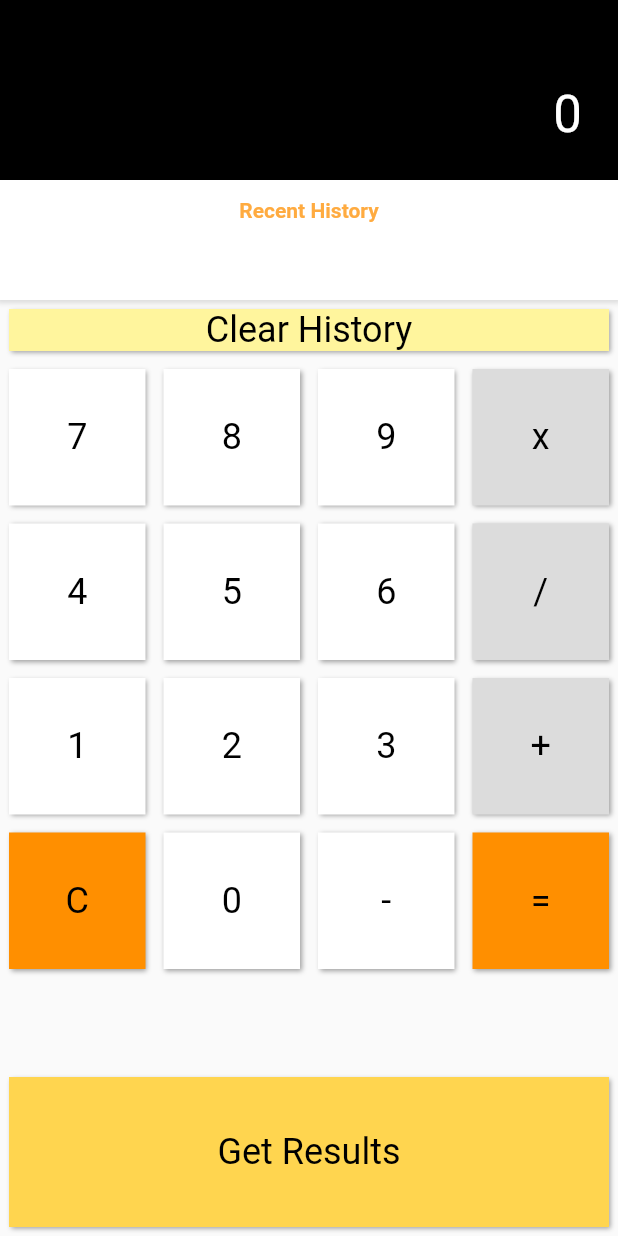
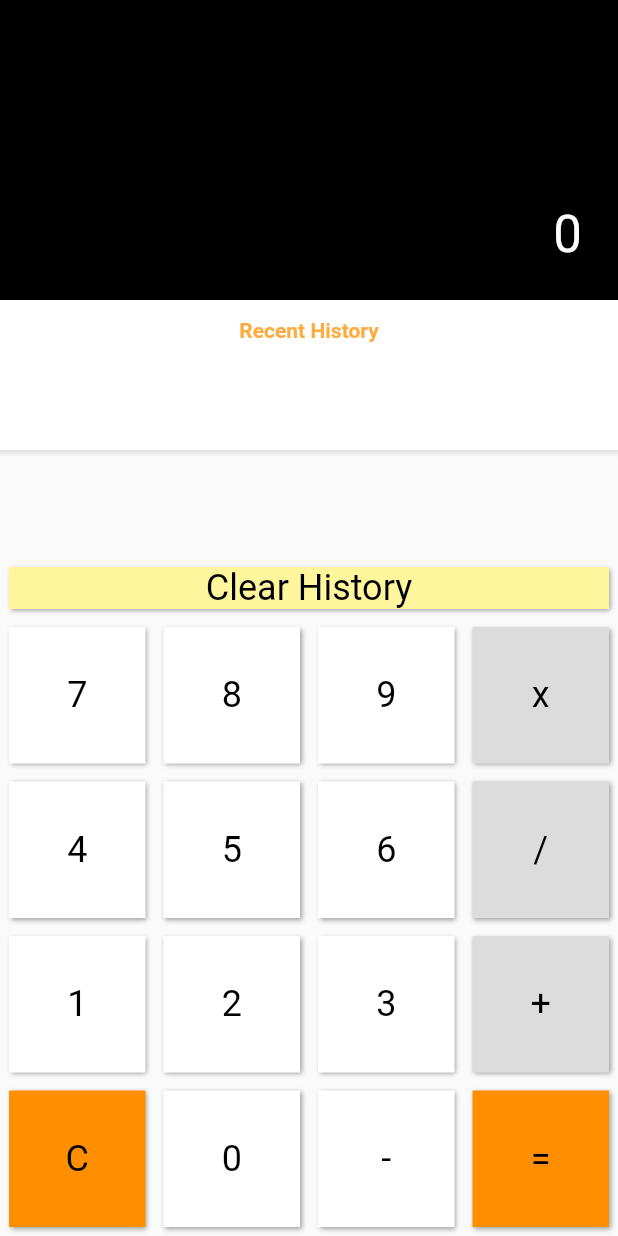
Before and after one commit to SN3-K/calc_app, a Flutter app: the screen it shows after launch, on a phone screen of 412 x 824 dp. Run offline on Flutter 3.47's test engine with Material 2 defaults, Android fonts, the phone set to English and light mode, and no system bars; our stand-ins replace equatable, flutter_bloc, shared_preferences.

Commit message:
UI Tweak

```diff
--- a/lib/calculation.dart
+++ b/lib/calculation.dart
@@ -38,10 +38,11 @@ class _CalculationState extends State<Calculation> {
             ResultDisplay(
               text: _getDisplayText(state.calculationModel),
             ),
-            //Spacer(),
+
             CalculationHistoryContainer(
                 calculations: state.history.reversed.toList()
             ),
+            Spacer(),
             _getButtonCustomWide(text:"Clear History",onTap:clearHistory,backgroundColor: Colors.yellow[200] ),
             Row(
               children: [
@@ -82,8 +83,8 @@ class _CalculationState extends State<Calculation> {
 
               ],
             ),
-            Spacer(),
-            _getButtonCustomWide(text:'Get Results', onTap: calculateResult, backgroundColor: Colors.amber[300],height:100)
+            //Spacer(),
+            //_getButtonCustomWide(text:'Get Results', onTap: calculateResult, backgroundColor: Colors.amber[300],height:100)
 
             //Spacer(),
 
--- a/lib/calculation_history_container.dart
+++ b/lib/calculation_history_container.dart
@@ -14,7 +14,7 @@ class CalculationHistoryContainer extends StatelessWidget{
   Widget build(BuildContext context) {
     return Container(
 
-        height: 80,
+        height: 100,
         //width: 300,
         //margin: EdgeInsets.only(left: 24, right: 24, bottom: 24),
         decoration: BoxDecoration(
--- a/lib/result_display.dart
+++ b/lib/result_display.dart
@@ -11,7 +11,7 @@ class ResultDisplay extends StatelessWidget {
   Widget build(BuildContext context) {
     return Container(
         width: double.infinity,
-        height: 120,
+        height: 200,
         color: Colors.black,
         child: Container(
             alignment: Alignment.bottomRight,
```
